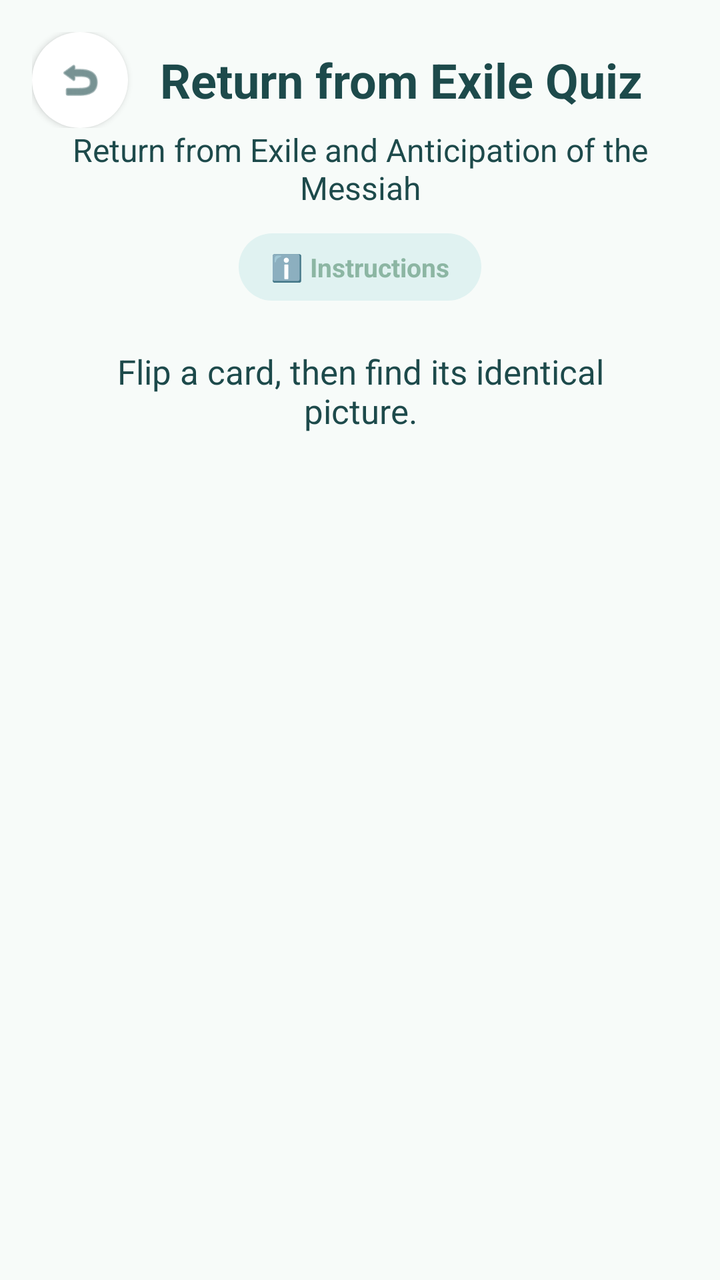
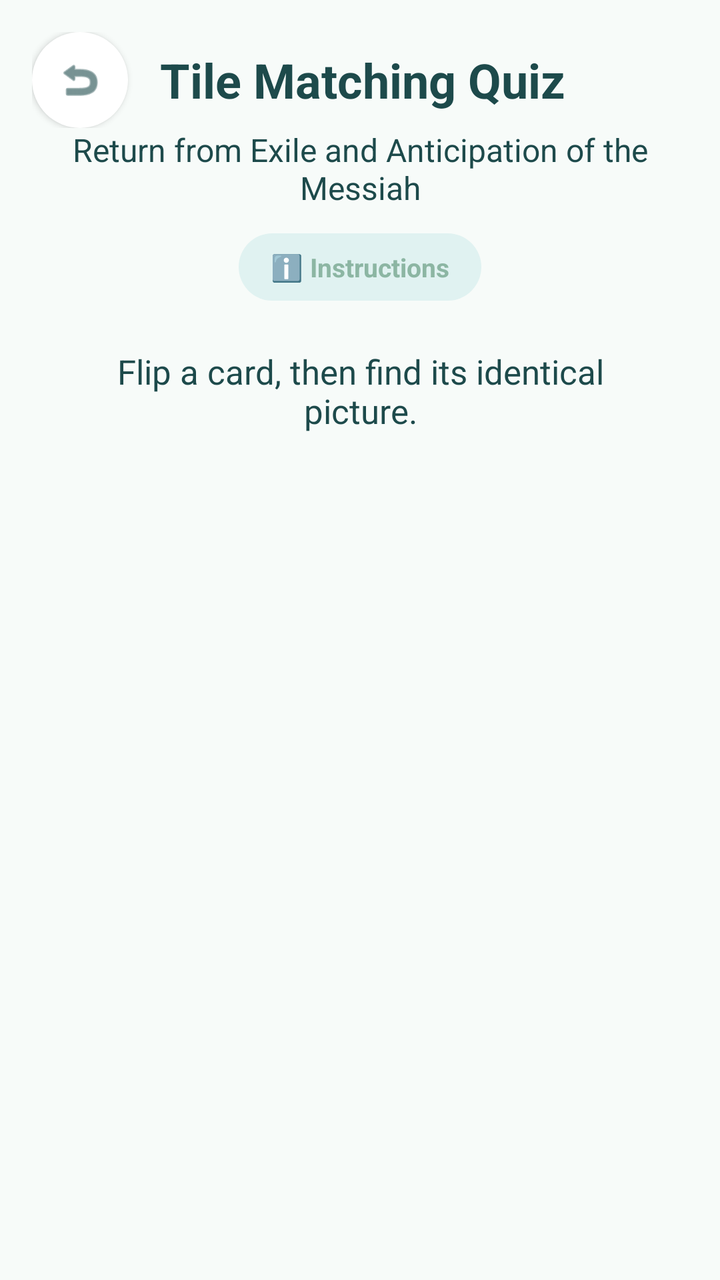

An Android layout rendered at two revisions. The XML below is the earlier revision; the diff shows what the commit changed to produce the second picture.
<!-- AndroidManifest.xml: application theme Theme.ArBibleApp -->
<!-- res/layout/activity_quiz_return.xml -->
<?xml version="1.0" encoding="utf-8"?>
<ScrollView xmlns:android="http://schemas.android.com/apk/res/android"
    xmlns:app="http://schemas.android.com/apk/res-auto"
    android:id="@+id/main" android:layout_width="match_parent"
    android:layout_height="match_parent" android:fillViewport="true"
    android:background="@color/bg_light">
    <LinearLayout android:layout_width="match_parent" android:layout_height="wrap_content"
        android:orientation="vertical" android:padding="16dp">
        <LinearLayout android:layout_width="match_parent" android:layout_height="wrap_content"
            android:gravity="center_vertical" android:orientation="horizontal">
            <ImageView
                android:id="@+id/btnReturnBack"
                android:layout_width="48dp"
                android:layout_height="48dp"
                android:background="@drawable/bg_circle_white"
                android:elevation="2dp"
                android:padding="12dp"
                android:src="@android:drawable/ic_menu_revert"
                app:tint="@color/text_dark" />
            <TextView android:layout_width="0dp" android:layout_height="wrap_content"
                android:layout_weight="1" android:layout_marginStart="16dp" android:layout_marginEnd="8dp" android:text="@string/return_title"
                android:textColor="@color/text_dark" android:textSize="24sp" android:textStyle="bold" />
        </LinearLayout>
        <TextView android:layout_width="match_parent" android:layout_height="wrap_content"
            android:gravity="center" android:text="@string/return_story"
            android:textColor="@color/text_dark" android:textSize="16sp" />
        <TextView
            android:id="@+id/btnReturnInstructions"
            android:layout_width="wrap_content"
            android:layout_height="wrap_content"
            android:layout_gravity="center"
            android:layout_marginTop="12dp"
            android:layout_marginBottom="12dp"
            android:background="@drawable/bg_rounded_card"
            android:backgroundTint="#E0F2F1"
            android:clickable="true"
            android:focusable="true"
            android:foreground="?attr/selectableItemBackground"
            android:paddingHorizontal="16dp"
            android:paddingVertical="8dp"
            android:text="ℹ️ Instructions"
            android:textColor="@color/primary_green"
            android:textSize="13sp"
            android:textStyle="bold" />
        <LinearLayout android:id="@+id/returnBoard" android:layout_width="match_parent"
            android:layout_height="wrap_content" android:orientation="vertical" />
        <TextView android:id="@+id/tvReturnFeedback" android:layout_width="match_parent"
            android:layout_height="wrap_content" android:gravity="center" android:padding="12dp"
            android:text="@string/return_prompt" android:textSize="17sp"
            android:textColor="@color/text_dark" android:accessibilityLiveRegion="polite" />
        <androidx.appcompat.widget.AppCompatButton android:id="@+id/btnReturnFinish" android:layout_width="match_parent"
            android:layout_height="60dp"
            android:background="@drawable/bg_button_next"
            android:backgroundTint="@color/primary_green"
            android:textColor="@color/white"
            android:text="@string/return_finish" android:visibility="gone" />
    </LinearLayout>
</ScrollView>
<!-- resources referenced by this layout -->
<resources>
  <color name="bg_light">#F7FBF9</color>
  <color name="primary_green">#8CB6A3</color>
  <color name="text_dark">#1D4A4B</color>
  <color name="white">#FFFFFFFF</color>
  <!-- drawable bg_button_next (drawable) -->
  <?xml version="1.0" encoding="utf-8"?>
  <shape xmlns:android="http://schemas.android.com/apk/res/android">
      <solid android:color="@color/primary_green" />
      <corners android:radius="16dp" />
  </shape>
  <!-- drawable bg_circle_white (drawable) -->
  <?xml version="1.0" encoding="utf-8"?>
  <shape xmlns:android="http://schemas.android.com/apk/res/android">
      <solid android:color="@color/white" />
      <corners android:radius="100dp" />
  </shape>
  <!-- drawable bg_rounded_card (drawable) -->
  <?xml version="1.0" encoding="utf-8"?>
  <shape xmlns:android="http://schemas.android.com/apk/res/android">
      <solid android:color="@color/primary_green" />
      <corners android:radius="40dp" />
  </shape>
  <string name="return_finish">Finish</string>
  <string name="return_prompt">Flip a card, then find its identical picture.</string>
  <string name="return_story">Return from Exile and Anticipation of the Messiah</string>
  <string name="return_title">Return from Exile Quiz</string>
  <style name="Theme.ArBibleApp" parent="Base.Theme.ArBibleApp" />
  <style name="Base.Theme.ArBibleApp" parent="Theme.Material3.DayNight.NoActionBar">
          
          <item name="android:windowAnimationStyle">@style/SlideActivityAnimation</item>
      </style>
  <style name="SlideActivityAnimation" parent="@android:style/Animation.Activity">
          <item name="android:activityOpenEnterAnimation">@anim/slide_in_right</item>
          <item name="android:activityOpenExitAnimation">@anim/slide_out_left</item>
          <item name="android:activityCloseEnterAnimation">@anim/slide_in_left</item>
          <item name="android:activityCloseExitAnimation">@anim/slide_out_right</item>
      </style>
</resources>

<!-- the commit's change to res/layout/activity_quiz_return.xml (unified diff, before → after) -->
@@ -18,7 +18,7 @@
                 android:src="@android:drawable/ic_menu_revert"
                 app:tint="@color/text_dark" />
             <TextView android:layout_width="0dp" android:layout_height="wrap_content"
-                android:layout_weight="1" android:layout_marginStart="16dp" android:layout_marginEnd="8dp" android:text="@string/return_title"
+                android:layout_weight="1" android:layout_marginStart="16dp" android:layout_marginEnd="8dp" android:text="Tile Matching Quiz"
                 android:textColor="@color/text_dark" android:textSize="24sp" android:textStyle="bold" />
         </LinearLayout>
         <TextView android:layout_width="match_parent" android:layout_height="wrap_content"
<!-- resource entries referenced after the edit -->
@@ -25,7 +25,6 @@
   <string name="return_finish">Finish</string>
   <string name="return_prompt">Flip a card, then find its identical picture.</string>
   <string name="return_story">Return from Exile and Anticipation of the Messiah</string>
-  <string name="return_title">Return from Exile Quiz</string>
   <style name="Theme.ArBibleApp" parent="Base.Theme.ArBibleApp" />
   <style name="Base.Theme.ArBibleApp" parent="Theme.Material3.DayNight.NoActionBar">
           
